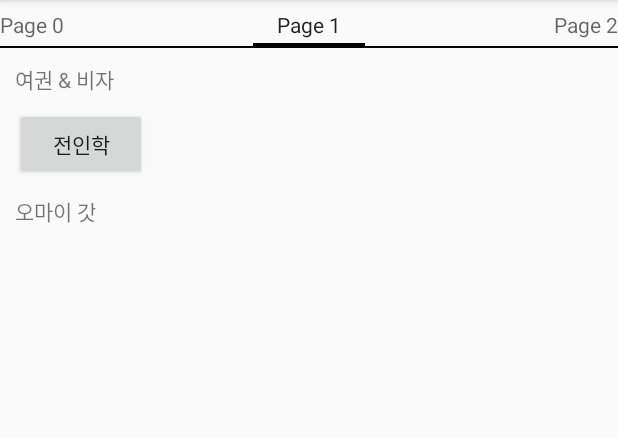
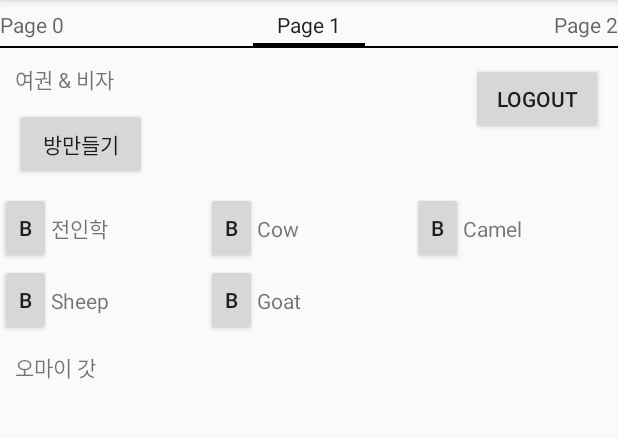
Before and after one commit to BlueBird-0/TravelMaker, an Android app: the MainActivity screen opened directly, with no data from a screen before it, after a tap on an icon or button, on a phone screen of 412 x 824 dp, the part 84-522 px from its top. Run offline under Robolectric (Android 15) with nearby library versions, the phone set to English and light mode, and no system bars; our stand-ins replace Firebase (no records; nobody signed in at launch, a user with empty details on screens opened directly).

```diff
--- a/TravelMaker/app/build.gradle
+++ b/TravelMaker/app/build.gradle
@@ -23,6 +23,7 @@ dependencies {
     implementation fileTree(dir: 'libs', include: ['*.jar'])
     //noinspection GradleCompatible
     implementation 'com.android.support:appcompat-v7:28.0.0'
+    implementation 'com.android.support:recyclerview-v7:28.0.0'
     implementation 'com.android.support.constraint:constraint-layout:1.1.3'
     testImplementation 'junit:junit:4.12'
     androidTestImplementation 'com.android.support.test:runner:1.0.2'
--- a/TravelMaker/app/src/main/java/com/example/ij351/travelmaker/BFragment.java
+++ b/TravelMaker/app/src/main/java/com/example/ij351/travelmaker/BFragment.java
@@ -4,15 +4,23 @@ import android.os.Bundle;
 import android.support.annotation.NonNull;
 import android.support.annotation.Nullable;
 import android.support.v4.app.Fragment;
+import android.support.v7.widget.GridLayoutManager;
+import android.support.v7.widget.LinearLayoutManager;
+import android.support.v7.widget.RecyclerView;
 import android.util.Log;
 import android.view.LayoutInflater;
 import android.view.View;
 import android.view.ViewGroup;
 import android.widget.Button;
 
+import java.util.ArrayList;
+
 public class BFragment extends Fragment {
     private String title;
     private int page;
+    RecyclerPartAdapter adapter;
+
+
 
     public static BFragment newInstance(int page, String title) {
         BFragment bFragment = new BFragment();
@@ -37,6 +45,36 @@ public class BFragment extends Fragment {
                 TravelRoom.createNewRoom();
             }
         });
+
+
+        Button logout = (Button)view.findViewById(R.id.button4);
+        logout.setOnClickListener(new View.OnClickListener() {
+            @Override
+            public void onClick(View v) {
+                Log.d("test001", String.valueOf(page)+": 버튼 눌림 =>로그아웃");
+                User.logoutUser();
+            }
+        });
+
+        //리스트 출력
+        ArrayList<String> animalNames = new ArrayList<>();
+        animalNames.add("전인학");
+        animalNames.add("Cow");
+        animalNames.add("Camel");
+        animalNames.add("Sheep");
+        animalNames.add("Goat");
+
+        // set up the RecyclerView
+        RecyclerView recyclerView = view.findViewById(R.id.recycler_participant);
+        recyclerView.setLayoutManager(new GridLayoutManager(getContext(), 3));
+        adapter = new RecyclerPartAdapter(getContext(), animalNames);
+        //adapter.setClickListener(this);
+        recyclerView.setAdapter(adapter);
+
+
+        //데이터 가져오기 테스트
+        TravelRoom.getParticipants("WYICGi4IhKWXU9vJF4H2");
+
         return view;
     }
 }
--- a/TravelMaker/app/src/main/java/com/example/ij351/travelmaker/MainActivity.java
+++ b/TravelMaker/app/src/main/java/com/example/ij351/travelmaker/MainActivity.java
@@ -27,6 +27,9 @@ public class MainActivity extends AppCompatActivity {
             //메인 액티비티 만들면서 로그인 액티비티 실행
             Intent intent = new Intent(this, LoginActivity.class);
             startActivity(intent);
+        }else
+        {
+            User.loginUser();
         }
 
 
--- /dev/null
+++ b/TravelMaker/app/src/main/java/com/example/ij351/travelmaker/RecyclerPartAdapter.java
@@ -0,0 +1,75 @@
+package com.example.ij351.travelmaker;
+
+import android.content.Context;
+import android.support.annotation.NonNull;
+import android.support.v7.widget.RecyclerView;
+import android.view.LayoutInflater;
+import android.view.View;
+import android.view.ViewGroup;
+import android.widget.TextView;
+
+import java.util.List;
+
+public class RecyclerPartAdapter extends RecyclerView.Adapter<RecyclerPartAdapter.ViewHolder> {
+    private List<String> mData;
+    private LayoutInflater mInflater;
+    private ItemClickListener mClickListener;
+
+    // data is passed into the constructor
+    RecyclerPartAdapter(Context context, List<String> data) {
+        this.mInflater = LayoutInflater.from(context);
+        this.mData = data;
+    }
+
+    // inflates the row layout from xml when needed
+    @Override
+    public ViewHolder onCreateViewHolder(ViewGroup parent, int viewType) {
+        View view = mInflater.inflate(R.layout.item_participants, parent, false);
+        return new ViewHolder(view);
+    }
+
+    // binds the data to the TextView in each row
+    @Override
+    public void onBindViewHolder(ViewHolder holder, int position) {
+        String animal = mData.get(position);
+        holder.myTextView.setText(animal);
+    }
+
+    // total number of rows
+    @Override
+    public int getItemCount() {
+        return mData.size();
+    }
+
+
+    // stores and recycles views as they are scrolled off screen
+    public class ViewHolder extends RecyclerView.ViewHolder implements View.OnClickListener {
+        TextView myTextView;
+
+        ViewHolder(View itemView) {
+            super(itemView);
+            myTextView = itemView.findViewById(R.id.textView5);
+            itemView.setOnClickListener(this);
+        }
+
+        @Override
+        public void onClick(View view) {
+            if (mClickListener != null) mClickListener.onItemClick(view, getAdapterPosition());
+        }
+    }
+
+    // convenience method for getting data at click position
+    String getItem(int id) {
+        return mData.get(id);
+    }
+
+    // allows clicks events to be caught
+    void setClickListener(ItemClickListener itemClickListener) {
+        this.mClickListener = itemClickListener;
+    }
+
+    // parent activity will implement this method to respond to click events
+    public interface ItemClickListener {
+        void onItemClick(View view, int position);
+    }
+}
--- a/TravelMaker/app/src/main/java/com/example/ij351/travelmaker/TravelRoom.java
+++ b/TravelMaker/app/src/main/java/com/example/ij351/travelmaker/TravelRoom.java
@@ -1,10 +1,15 @@
 package com.example.ij351.travelmaker;
 
+import android.support.annotation.NonNull;
 import android.util.Log;
 
+import com.google.android.gms.tasks.OnCompleteListener;
 import com.google.android.gms.tasks.OnSuccessListener;
+import com.google.android.gms.tasks.Task;
 import com.google.firebase.firestore.DocumentReference;
 import com.google.firebase.firestore.FirebaseFirestore;
+import com.google.firebase.firestore.QueryDocumentSnapshot;
+import com.google.firebase.firestore.QuerySnapshot;
 
 import java.util.HashMap;
 import java.util.Map;
@@ -21,6 +26,24 @@ public class TravelRoom {
         db = FirebaseFirestore.getInstance();
     }
 
+    // 참가한 사람 불러오기
+    public static void getParticipants(String roomId)
+    {
+        db.collection("Travels").document(roomId)
+                .collection("Participants").get()
+                .addOnCompleteListener(new OnCompleteListener<QuerySnapshot>() {
+                    @Override
+                    public void onComplete(@NonNull Task<QuerySnapshot> task) {
+                        if(task.isSuccessful()){
+                            for(QueryDocumentSnapshot documentSnapshot : task.getResult()) {
+                                Log.d(TAG, documentSnapshot.getId() + "=> "+documentSnapshot.getData());
+                            }
+                        }
+                    }
+                });
+
+    }
+
     // 새로운 여행 방 생성
     public static void createNewRoom() {
         Map<String, Object> data = new HashMap<>();
@@ -33,12 +56,16 @@ public class TravelRoom {
                     public void onSuccess(DocumentReference documentReference) {
                         Log.d(TAG, "방만들기 성공");
 
+
                         //Participants 생성
-                        Map<String, Object> data = new HashMap<>();
-                        data.put("정보", "me");
+                        User me = new User();
+                        me.uid = User.getFirebaseUser().getUid();
+                        me.name = User.getFirebaseUser().getDisplayName();
+                        me.email = User.getFirebaseUser().getEmail();
+
                         documentReference.collection("Participants")
                                 .document("UserName")
-                                .set(data)
+                                .set(me.getHashMap())
                                 .addOnSuccessListener(new OnSuccessListener<Void>() {
                                     @Override
                                     public void onSuccess(Void aVoid) {
@@ -51,7 +78,7 @@ public class TravelRoom {
                         checkData.put("정보", "me");
                         documentReference.collection("CheckLists")
                                 .document("UserName")
-                                .set(data)
+                                .set(checkData)
                                 .addOnSuccessListener(new OnSuccessListener<Void>() {
                                     @Override
                                     public void onSuccess(Void aVoid) {
@@ -65,7 +92,7 @@ public class TravelRoom {
                         costData.put("정보", "me");
                         documentReference.collection("Costs")
                                 .document("UserName")
-                                .set(data)
+                                .set(costData)
                                 .addOnSuccessListener(new OnSuccessListener<Void>() {
                                     @Override
                                     public void onSuccess(Void aVoid) {
--- a/TravelMaker/app/src/main/res/layout/fragment_b.xml
+++ b/TravelMaker/app/src/main/res/layout/fragment_b.xml
@@ -29,9 +29,29 @@
             android:layout_height="wrap_content"
             android:layout_marginStart="10dp"
             android:layout_marginTop="10dp"
-            android:text="전인학"
+            android:text="방만들기"
             app:layout_constraintStart_toStartOf="parent"
             app:layout_constraintTop_toBottomOf="@+id/textView" />
+
+
+        <android.support.v7.widget.RecyclerView
+            android:id="@+id/recycler_participant"
+            android:layout_width="match_parent"
+            android:layout_height="wrap_content"
+            android:layout_marginTop="8dp"
+            android:scrollbars="vertical"
+            app:layout_constraintStart_toStartOf="parent"
+            app:layout_constraintTop_toBottomOf="@+id/button3" />
+
+        <Button
+            android:id="@+id/button4"
+            android:layout_width="wrap_content"
+            android:layout_height="wrap_content"
+            android:layout_marginTop="10dp"
+            android:layout_marginEnd="10dp"
+            android:text="logout"
+            app:layout_constraintEnd_toEndOf="parent"
+            app:layout_constraintTop_toTopOf="parent" />
     </android.support.constraint.ConstraintLayout>
 
     <android.support.constraint.ConstraintLayout
--- /dev/null
+++ b/TravelMaker/app/src/main/res/layout/item_participants.xml
@@ -0,0 +1,24 @@
+<?xml version="1.0" encoding="utf-8"?>
+<android.support.constraint.ConstraintLayout xmlns:android="http://schemas.android.com/apk/res/android"
+    xmlns:app="http://schemas.android.com/apk/res-auto"
+    xmlns:tools="http://schemas.android.com/tools"
+    android:layout_width="wrap_content"
+    android:layout_height="wrap_content">
+
+    <TextView
+        android:id="@+id/textView5"
+        android:layout_width="wrap_content"
+        android:layout_height="wrap_content"
+        android:text="TextView"
+        app:layout_constraintBottom_toBottomOf="@+id/button"
+        app:layout_constraintStart_toEndOf="@+id/button"
+        app:layout_constraintTop_toTopOf="parent" />
+
+    <Button
+        android:id="@+id/button"
+        android:layout_width="34dp"
+        android:layout_height="wrap_content"
+        android:text="B"
+        app:layout_constraintStart_toStartOf="parent"
+        app:layout_constraintTop_toTopOf="parent" />
+</android.support.constraint.ConstraintLayout>
```
Also changed, not shown: TravelMaker/app/src/main/java/com/example/ij351/travelmaker/User.java (+58 -15 lines).
